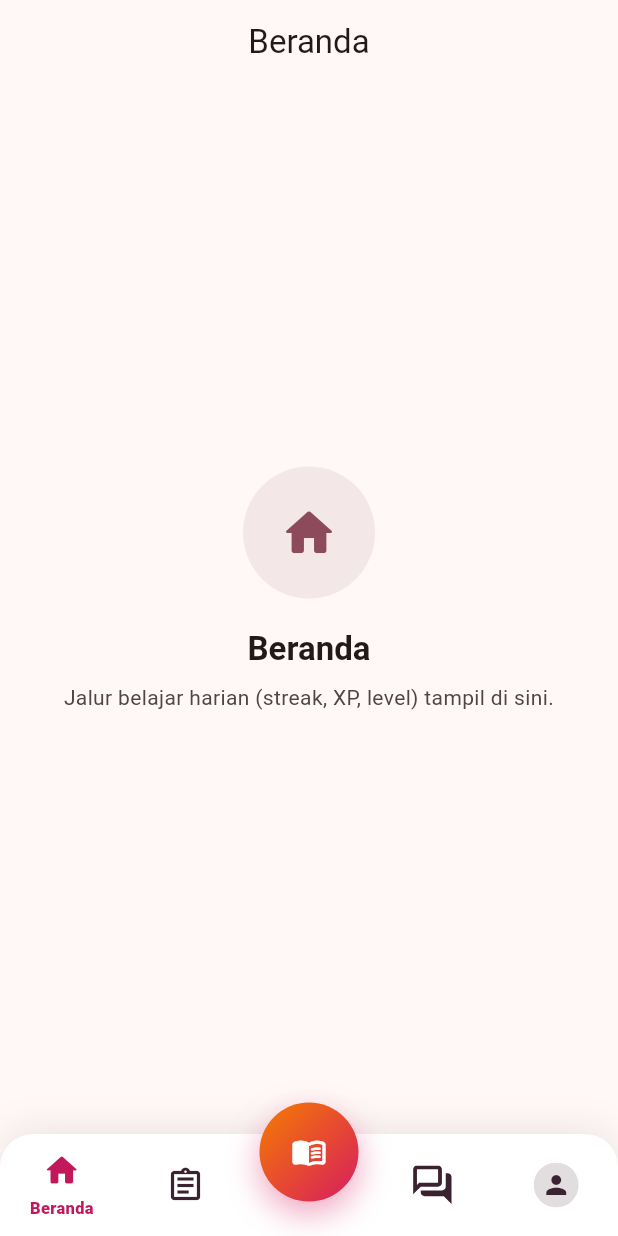
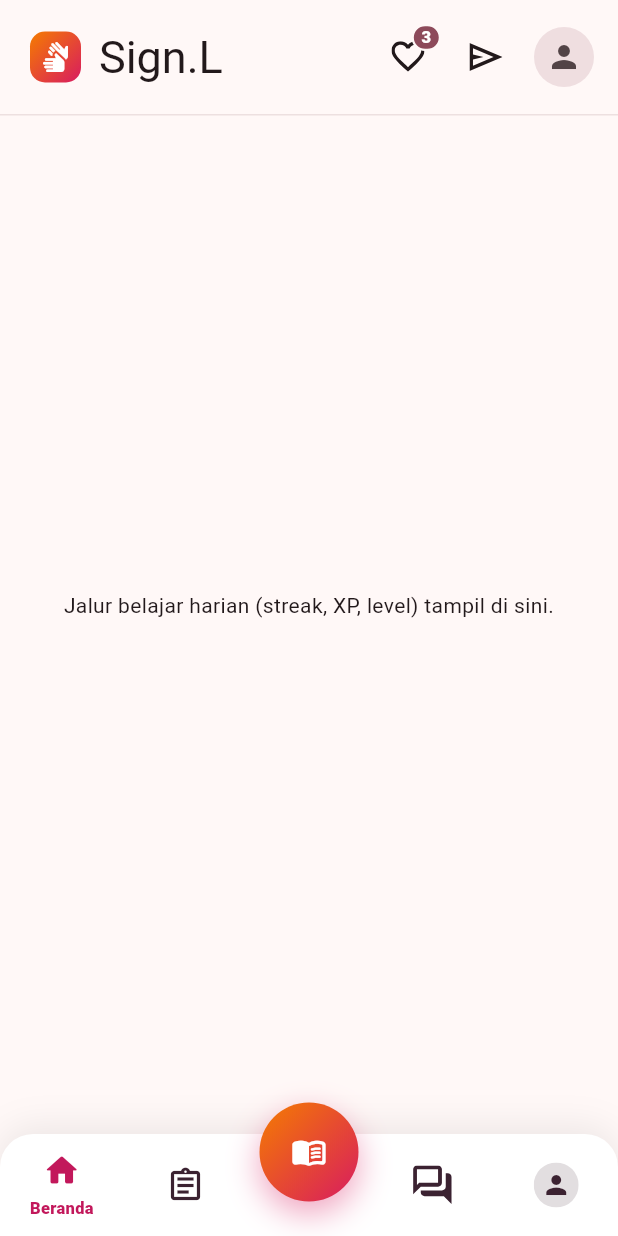
Before and after one commit to furalmiqbadi/PBL-S5-Sign.L, a Flutter app: the screen it shows after launch, on a phone screen of 412 x 824 dp. Run offline on Flutter 3.47's test engine with Material 3 defaults, Android fonts, the phone set to English and light mode, and no system bars; our stand-ins replace flutter_svg, google_fonts; network calls fail; Roboto replaces fonts that are missing (Grand Hotel).

Commit message:
Update Header

```diff
--- a/lib/views/main_shell.dart
+++ b/lib/views/main_shell.dart
@@ -1,6 +1,7 @@
 import 'package:flutter/material.dart';
 
 import 'widgets/app_bottom_nav_bar.dart';
+import 'widgets/home_header.dart';
 import 'widgets/komunitas_header.dart';
 import 'widgets/materi_header.dart';
 import 'widgets/profil_header.dart';
@@ -11,8 +12,12 @@ import 'widgets/profil_header.dart';
 /// Lima tab dengan urutan visual:
 /// `0 Beranda · 1 Kuis · 2 Materi (tengah) · 3 Komunitas · 4 Profil`.
 ///
-/// Semua halaman utama di-host di dalam [IndexedStack], sehingga state tiap
+/// Semua halaman utama di-host di dalam [PageView], sehingga state tiap
 /// halaman tetap terjaga saat berpindah tab dan navbar selalu terlihat.
+///
+/// Perpindahan tab dianimasikan sebagai *page turn* horizontal (slide),
+/// mengikuti arah urutan tab. Geser manual dinonaktifkan agar navigasi
+/// sepenuhnya lewat navbar.
 ///
 /// Catatan: [PlaceholderScreen] di bawah hanya penanda sementara. Ganti
 /// isinya dengan layar asli, mis. `HomeScreen`, `QuizScreen`, `MateriScreen`,
@@ -26,6 +31,26 @@ class MainShell extends StatefulWidget {
 
 class _MainShellState extends State<MainShell> {
   int _index = 0;
+
+  /// Pengendali halaman untuk animasi slide antar tab.
+  final PageController _pageController = PageController();
+
+  @override
+  void dispose() {
+    _pageController.dispose();
+    super.dispose();
+  }
+
+  /// Pindah ke tab [index] dengan animasi slide.
+  void _goTo(int index) {
+    if (index == _index) return;
+    setState(() => _index = index);
+    _pageController.animateToPage(
+      index,
+      duration: const Duration(milliseconds: 320),
+      curve: Curves.easeOutCubic,
+    );
+  }
 
   // 5 tab dengan urutan visual:
   // 0 Beranda | 1 Kuis | 2 Materi (tengah) | 3 Komunitas | 4 Profil
@@ -54,32 +79,17 @@ class _MainShellState extends State<MainShell> {
   /// URL foto profil pengguna. `null` = pakai foto dummy bawaan.
   static const String? _profilePhotoUrl = null;
 
-  static const List<String> _titles = [
-    'Beranda',
-    'Kuis',
-    'Materi',
-    'Komunitas',
-    'Profil',
-  ];
-
-  /// Tab yang memakai header kustom sendiri (Materi, Komunitas, Profil),
-  /// sehingga AppBar bawaan tidak ditampilkan untuk tab-tab ini.
-  static const Set<int> _customHeaderTabs = {
-    AppBottomNavBar.centerIndex,
-    3,
-    4,
-  };
-
   static const List<Widget> _pages = [
-    PlaceholderScreen(
-      icon: Icons.home_rounded,
-      title: 'Beranda',
-      message: 'Jalur belajar harian (streak, XP, level) tampil di sini.',
+    _HeaderPage(
+      header: HomeHeader(),
+      body: _CenteredNote(
+        'Jalur belajar harian (streak, XP, level) tampil di sini.',
+      ),
     ),
-    PlaceholderScreen(
-      icon: Icons.assignment_rounded,
-      title: 'Kuis',
-      message: 'Kuis dan evaluasi pemahaman tampil di sini.',
+    // Header Kuis sama persis dengan header Materi, hanya berbeda judul.
+    _HeaderPage(
+      header: MateriHeader(title: 'Kuis'),
+      body: _CenteredNote('Kuis dan evaluasi pemahaman tampil di sini.'),
     ),
     _HeaderPage(
       header: MateriHeader(),
@@ -100,23 +110,50 @@ class _MainShellState extends State<MainShell> {
   @override
   Widget build(BuildContext context) {
     return Scaffold(
-      // Tab dengan header kustom tidak memakai AppBar bawaan.
-      appBar: _customHeaderTabs.contains(_index)
-          ? null
-          : AppBar(
-              title: Text(_titles[_index]),
-              centerTitle: true,
-            ),
-      body: IndexedStack(index: _index, children: _pages),
+      // Semua tab memakai header kustom, jadi AppBar bawaan tidak dipakai.
+      //
+      // [PageView] memberi animasi slide antar tab; tiap halaman dibungkus
+      // [_KeepAlivePage] agar state-nya tidak dibuang saat berada di luar layar.
+      body: PageView(
+        controller: _pageController,
+        // Navigasi hanya lewat navbar, bukan geser manual.
+        physics: const NeverScrollableScrollPhysics(),
+        children: [
+          for (final page in _pages) _KeepAlivePage(child: page),
+        ],
+      ),
       bottomNavigationBar: AppBottomNavBar(
         items: _items,
         selectedIndex: _index,
-        onSelect: (index) => setState(() => _index = index),
-        onCenterTap: () => setState(() => _index = AppBottomNavBar.centerIndex),
+        onSelect: _goTo,
+        onCenterTap: () => _goTo(AppBottomNavBar.centerIndex),
         centerIcon: Icons.menu_book_rounded,
         centerLabel: 'Materi',
       ),
     );
+  }
+}
+
+/// Membungkus halaman tab agar tetap hidup (state terjaga) meski berada di
+/// luar layar di dalam [PageView].
+class _KeepAlivePage extends StatefulWidget {
+  final Widget child;
+
+  const _KeepAlivePage({required this.child});
+
+  @override
+  State<_KeepAlivePage> createState() => _KeepAlivePageState();
+}
+
+class _KeepAlivePageState extends State<_KeepAlivePage>
+    with AutomaticKeepAliveClientMixin {
+  @override
+  bool get wantKeepAlive => true;
+
+  @override
+  Widget build(BuildContext context) {
+    super.build(context);
+    return widget.child;
   }
 }
 
--- /dev/null
+++ b/lib/views/widgets/home_header.dart
@@ -0,0 +1,135 @@
+import 'package:flutter/material.dart';
+import 'package:google_fonts/google_fonts.dart';
+
+import 'app_bottom_nav_bar.dart' show kDummyAvatarUrl;
+import 'section_header.dart';
+
+/// Header halaman Beranda: logo aplikasi + nama "Sign.L" di kiri, lalu di
+/// kanan tombol notifikasi (dengan badge), tombol pesan langsung (DM), dan
+/// foto profil pengguna.
+class HomeHeader extends StatelessWidget {
+  /// Jumlah notifikasi belum dibaca. Badge disembunyikan bila 0.
+  final int notificationCount;
+
+  /// URL foto profil pengguna. Null = pakai foto dummy bawaan.
+  final String? avatarUrl;
+
+  final VoidCallback? onNotifications;
+  final VoidCallback? onMessages;
+  final VoidCallback? onAvatarTap;
+
+  const HomeHeader({
+    super.key,
+    this.notificationCount = 3,
+    this.avatarUrl,
+    this.onNotifications,
+    this.onMessages,
+    this.onAvatarTap,
+  });
+
+  @override
+  Widget build(BuildContext context) {
+    return SectionHeader(
+      title: 'Sign.L',
+      leading: const _AppLogo(),
+      // Wordmark memakai font script Grand Hotel (nuansa seperti logo
+      // Instagram, tetapi typeface berbeda).
+      titleStyle: GoogleFonts.grandHotel(
+        fontSize: 30,
+        fontWeight: FontWeight.w400,
+        letterSpacing: 0,
+      ),
+      actions: [
+        HeaderIconButton(
+          svgAsset: 'assets/images/notifikasi_fix.svg',
+          semanticLabel: 'Notifikasi',
+          badge: notificationCount > 0 ? '$notificationCount' : null,
+          onTap: onNotifications,
+        ),
+        const SizedBox(width: 4),
+        HeaderIconButton(
+          svgAsset: 'assets/images/dm_fix.svg',
+          semanticLabel: 'Pesan langsung',
+          onTap: onMessages,
+        ),
+        const SizedBox(width: 4),
+        _HeaderAvatar(url: avatarUrl, onTap: onAvatarTap),
+      ],
+    );
+  }
+}
+
+/// Logo aplikasi: kotak membulat bergradien dengan ikon bahasa isyarat.
+class _AppLogo extends StatelessWidget {
+  const _AppLogo();
+
+  @override
+  Widget build(BuildContext context) {
+    return Container(
+      width: 34,
+      height: 34,
+      decoration: BoxDecoration(
+        borderRadius: BorderRadius.circular(10),
+        gradient: const LinearGradient(
+          begin: Alignment.topLeft,
+          end: Alignment.bottomRight,
+          colors: [Color(0xFFF57C00), Color(0xFFD81B60)],
+        ),
+      ),
+      child: const Icon(
+        Icons.sign_language_rounded,
+        color: Colors.white,
+        size: 20,
+      ),
+    );
+  }
+}
+
+/// Avatar bulat untuk header, dengan cadangan ikon bila foto gagal dimuat.
+class _HeaderAvatar extends StatelessWidget {
+  final String? url;
+  final VoidCallback? onTap;
+
+  const _HeaderAvatar({this.url, this.onTap});
+
+  @override
+  Widget build(BuildContext context) {
+    final theme = Theme.of(context);
+    final photo = url ?? kDummyAvatarUrl;
+
+    return Semantics(
+      button: true,
+      label: 'Profil',
+      child: Material(
+        color: Colors.transparent,
+        shape: const CircleBorder(),
+        clipBehavior: Clip.antiAlias,
+        child: InkWell(
+          onTap: onTap,
+          customBorder: const CircleBorder(),
+          child: Padding(
+            padding: const EdgeInsets.all(4),
+            child: ClipOval(
+              child: Image.network(
+                photo,
+                width: 40,
+                height: 40,
+                fit: BoxFit.cover,
+                errorBuilder: (_, __, ___) => Container(
+                  width: 40,
+                  height: 40,
+                  color: theme.colorScheme.surfaceContainerHighest,
+                  child: Icon(
+                    Icons.person,
+                    size: 24,
+                    color: theme.colorScheme.onSurfaceVariant,
+                  ),
+                ),
+              ),
+            ),
+          ),
+        ),
+      ),
+    );
+  }
+}
--- a/lib/views/widgets/profil_header.dart
+++ b/lib/views/widgets/profil_header.dart
@@ -22,14 +22,12 @@ class ProfilHeader extends StatelessWidget {
         HeaderIconButton(
           svgAsset: 'assets/images/dm_fix.svg',
           semanticLabel: 'Pesan langsung',
-          filled: false,
           onTap: onMessages,
         ),
         const SizedBox(width: 4),
         HeaderIconButton(
           svgAsset: 'assets/images/setting_fix.svg',
           semanticLabel: 'Pengaturan',
-          filled: false,
           onTap: onSettings,
         ),
       ],
--- a/lib/views/widgets/section_header.dart
+++ b/lib/views/widgets/section_header.dart
@@ -1,14 +1,47 @@
 import 'package:flutter/material.dart';
 import 'package:flutter_svg/flutter_svg.dart';
+import 'package:google_fonts/google_fonts.dart';
 
 /// Kerangka bersama untuk header bagian (section) di dalam aplikasi.
 ///
 /// Memberi chrome yang konsisten di semua header: judul besar di kiri,
 /// deretan aksi di kanan, dan garis pemisah halus di bawahnya. Dipakai oleh
 /// header Materi, Komunitas, dan Profil agar tinggi serta gayanya seragam.
+///
+/// Seluruh warna diambil dari [ColorScheme] sehingga header otomatis cocok
+/// saat mode gelap diaktifkan.
 class SectionHeader extends StatelessWidget {
+  /// Tinggi tetap area konten header.
+  ///
+  /// Disamakan dengan tinggi kontrol tertinggi (tombol ikon/avatar 48px)
+  /// supaya semua header punya tinggi identik, termasuk yang hanya berisi
+  /// konten pendek seperti [StatPill].
+  static const double contentHeight = 48;
+
+  /// Font display untuk semua judul header.
+  ///
+  /// Quicksand (rounded geometric) dipilih karena tarikan garisnya lebih tipis
+  /// dan lapang daripada Fredoka, sehingga judul tab terasa ringan namun tetap
+  /// tegas dan mudah dipindai — berbeda dari font script pada wordmark merek.
+  static TextStyle displayStyle(BuildContext context, {Color? color}) {
+    final theme = Theme.of(context);
+    return GoogleFonts.quicksand(
+      fontSize: 25,
+      fontWeight: FontWeight.w600,
+      letterSpacing: 0,
+      color: color ?? theme.colorScheme.onSurface,
+    );
+  }
+
   /// Judul bagian.
   final String title;
+
+  /// Widget opsional sebelum judul (mis. logo aplikasi).
+  final Widget? leading;
+
+  /// Gaya opsional untuk judul. Menimpa sebagian gaya bawaan (mis. untuk
+  /// memakai font kustom pada wordmark), sementara warna tetap dari tema.
+  final TextStyle? titleStyle;
 
   /// Aksi di sisi kanan (ikon, tombol, dsb). Ditata dari kiri ke kanan.
   final List<Widget> actions;
@@ -16,6 +49,8 @@ class SectionHeader extends StatelessWidget {
   const SectionHeader({
     super.key,
     required this.title,
+    this.leading,
+    this.titleStyle,
     this.actions = const [],
   });
 
@@ -24,7 +59,9 @@ class SectionHeader extends StatelessWidget {
     final theme = Theme.of(context);
 
     return Container(
-      padding: const EdgeInsets.fromLTRB(20, 6, 12, 6),
+      // Padding vertikal lega supaya header terasa lapang dan seimbang
+      // dengan tinggi tombol aksi (48px).
+      padding: const EdgeInsets.fromLTRB(20, 14, 12, 14),
       decoration: BoxDecoration(
         color: theme.colorScheme.surface,
         border: Border(
@@ -33,19 +70,21 @@ class SectionHeader extends StatelessWidget {
           ),
         ),
       ),
+      child: SizedBox(
+        height: contentHeight,
         child: Row(
           children: [
+            if (leading != null) ...[
+              leading!,
+              const SizedBox(width: 12),
+            ],
             // Judul mengisi sisa ruang; aksi mengambil ukuran alaminya.
             Expanded(
               child: Text(
                 title,
                 maxLines: 1,
                 overflow: TextOverflow.ellipsis,
-              style: theme.textTheme.headlineSmall?.copyWith(
-                fontWeight: FontWeight.w800,
-                letterSpacing: -0.5,
-                color: theme.colorScheme.onSurface,
-              ),
+                style: displayStyle(context).merge(titleStyle),
               ),
             ),
             if (actions.isNotEmpty) ...[
@@ -53,6 +92,7 @@ class SectionHeader extends StatelessWidget {
               Row(mainAxisSize: MainAxisSize.min, children: actions),
             ],
           ],
+        ),
       ),
     );
   }
@@ -63,10 +103,9 @@ class SectionHeader extends StatelessWidget {
 /// Ikon bisa berasal dari Material ([icon]) atau aset SVG ([svgAsset]).
 /// Bila [svgAsset] diisi, SVG di-tint mengikuti warna ikon header.
 ///
-/// [filled] = true menampilkan latar lingkaran abu tipis (gaya tombol
-/// sekunder). [filled] = false menampilkan ikon polos tanpa latar.
-///
-/// Tombol mengecil sedikit saat ditekan sebagai umpan balik taktil.
+/// Tanpa latar, agar semua header seragam. Saat disorot (web/desktop) atau
+/// ditekan, ikon berubah ke warna aksen tema dan mengecil sedikit — pola
+/// umpan balik yang sama dengan item [AppBottomNavBar].
 class HeaderIconButton extends StatefulWidget {
   /// Ikon Material. Kosongkan bila memakai [svgAsset].
   final IconData? icon;
@@ -81,9 +120,6 @@ class HeaderIconButton extends StatefulWidget {
   /// Teks badge kecil di pojok kanan atas (mis. `"2"`). Null = tanpa badge.
   final String? badge;
 
-  /// True = latar lingkaran tipis; false = ikon polos.
-  final bool filled;
-
   /// Ukuran ikon.
   final double iconSize;
 
@@ -94,8 +130,7 @@ class HeaderIconButton extends StatefulWidget {
     required this.semanticLabel,
     this.onTap,
     this.badge,
-    this.filled = true,
-    this.iconSize = 21,
+    this.iconSize = 22,
   }) : assert(icon != null || svgAsset != null,
             'Isi salah satu: icon atau svgAsset.');
 
@@ -105,26 +140,29 @@ class HeaderIconButton extends StatefulWidget {
 
 class _HeaderIconButtonState extends State<HeaderIconButton> {
   bool _pressed = false;
+  bool _hovered = false;
+
+  /// True saat tombol sedang disorot atau ditekan.
+  bool get _active => _pressed || _hovered;
 
   @override
   Widget build(BuildContext context) {
     final theme = Theme.of(context);
-    final iconColor = theme.colorScheme.onSurface;
-    final badgeColor = theme.colorScheme.primary;
+    final baseColor = theme.colorScheme.onSurface;
+    final accentColor = theme.colorScheme.primary;
 
-    final child = widget.svgAsset != null
+    // Ikon dirender ulang dengan warna animasi saat state berubah.
+    Widget iconFor(Color color) => widget.svgAsset != null
         ? SvgPicture.asset(
             widget.svgAsset!,
             width: widget.iconSize,
             height: widget.iconSize,
-            colorFilter: ColorFilter.mode(iconColor, BlendMode.srcIn),
+            colorFilter: ColorFilter.mode(color, BlendMode.srcIn),
           )
-        : Icon(widget.icon, size: widget.iconSize, color: iconColor);
+        : Icon(widget.icon, size: widget.iconSize, color: color);
 
     Widget button = Material(
-      color: widget.filled
-          ? theme.colorScheme.surfaceContainerHighest.withValues(alpha: 0.6)
-          : Colors.transparent,
+      color: Colors.transparent,
       shape: const CircleBorder(),
       clipBehavior: Clip.antiAlias,
       child: InkWell(
@@ -132,11 +170,19 @@ class _HeaderIconButtonState extends State<HeaderIconButton> {
         onTapDown: (_) => setState(() => _pressed = true),
         onTapUp: (_) => setState(() => _pressed = false),
         onTapCancel: () => setState(() => _pressed = false),
+        onHover: (value) => setState(() => _hovered = value),
         customBorder: const CircleBorder(),
         child: SizedBox(
-          width: 44,
-          height: 44,
-          child: Center(child: child),
+          width: 48,
+          height: 48,
+          child: Center(
+            child: TweenAnimationBuilder<Color?>(
+              tween: ColorTween(end: _active ? accentColor : baseColor),
+              duration: const Duration(milliseconds: 150),
+              curve: Curves.easeOut,
+              builder: (context, color, _) => iconFor(color ?? baseColor),
+            ),
+          ),
         ),
       ),
     );
@@ -147,21 +193,21 @@ class _HeaderIconButtonState extends State<HeaderIconButton> {
         children: [
           button,
           Positioned(
-            top: 0,
-            right: 0,
+            top: 2,
+            right: 2,
             child: Container(
               padding: const EdgeInsets.symmetric(horizontal: 5, vertical: 1),
               constraints: const BoxConstraints(minWidth: 18),
               decoration: BoxDecoration(
-                color: badgeColor,
+                color: accentColor,
                 borderRadius: BorderRadius.circular(999),
                 border: Border.all(color: theme.colorScheme.surface, width: 1.5),
               ),
               child: Text(
                 widget.badge!,
                 textAlign: TextAlign.center,
-                style: const TextStyle(
-                  color: Colors.white,
+                style: TextStyle(
+                  color: theme.colorScheme.onPrimary,
                   fontSize: 11,
                   fontWeight: FontWeight.w800,
                   height: 1.2,
@@ -177,7 +223,7 @@ class _HeaderIconButtonState extends State<HeaderIconButton> {
       button: true,
       label: widget.semanticLabel,
       child: AnimatedScale(
-        scale: _pressed ? 0.90 : 1.0,
+        scale: _active ? 0.90 : 1.0,
         duration: const Duration(milliseconds: 120),
         curve: Curves.easeOut,
         child: button,
```
Also changed, not shown: assets/images/notifikasi_fix.svg (added), 1 other file. Lines whose indentation alone changed are shown as unchanged.
